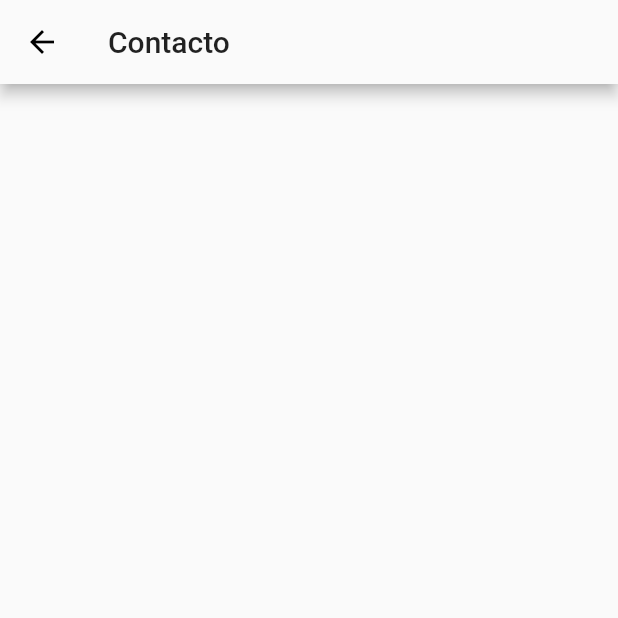
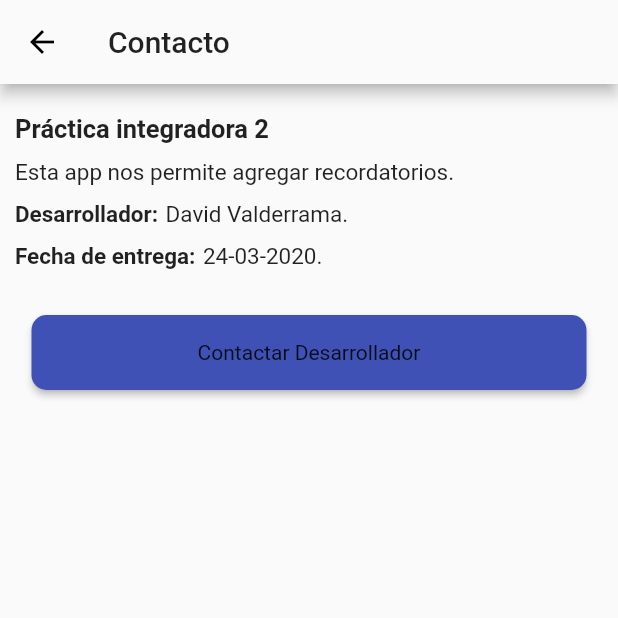
Before and after one commit to davidsvalderrama/PracticaIntegradora2, a Flutter app: the About screen opened directly, on a phone screen of 412 x 824 dp, the top half of it. Run offline on Flutter 3.47's test engine with Material 2 defaults, Android fonts, the phone set to English and light mode, and no system bars; our stand-ins replace bloc, cloud_firestore, equatable, firebase_auth, firebase_storage, flutter_bloc and 4 more; accounts and stored records are empty; generated files the repository leaves out were written again.

```diff
--- a/practica_dos/lib/acerca/about.dart
+++ b/practica_dos/lib/acerca/about.dart
@@ -1,4 +1,5 @@
 import 'package:flutter/material.dart';
+import 'package:practica_dos/contacto/contacto.dart';
 
 class About extends StatelessWidget {
   const About({Key key}) : super(key: key);
@@ -9,7 +10,110 @@ class About extends StatelessWidget {
       appBar: AppBar(
         title: Text("Contacto"),
       ),
-      body: Container(),
+      body: Column(
+        children: <Widget>[
+          Row(
+            mainAxisAlignment: MainAxisAlignment.start,
+            crossAxisAlignment: CrossAxisAlignment.start,
+            children: <Widget>[
+              Padding(
+                padding: const EdgeInsets.fromLTRB(10, 20, 0, 0),
+                child: Text(
+                  "Práctica integradora 2",
+                  style: TextStyle(
+                    fontSize: 17,
+                    fontWeight: FontWeight.bold,
+                  ),
+                ),
+              ),
+            ],
+          ),
+          Row(
+            mainAxisAlignment: MainAxisAlignment.start,
+            crossAxisAlignment: CrossAxisAlignment.start,
+            children: <Widget>[
+              Padding(
+                padding: const EdgeInsets.fromLTRB(10, 10, 0, 0),
+                child: Text(
+                  "Esta app nos permite agregar recordatorios.",
+                  style: TextStyle(
+                    fontSize: 15,
+                  ),
+                ),
+              ),
+            ],
+          ),
+          Row(
+            mainAxisAlignment: MainAxisAlignment.start,
+            crossAxisAlignment: CrossAxisAlignment.start,
+            children: <Widget>[
+              Padding(
+                padding: const EdgeInsets.fromLTRB(10, 10, 0, 0),
+                child: Text(
+                  "Desarrollador:",
+                  style: TextStyle(
+                    fontSize: 15,
+                    fontWeight: FontWeight.bold,
+                  ),
+                ),
+              ),
+              Padding(
+                padding: const EdgeInsets.fromLTRB(5, 10, 0, 0),
+                child: Text(
+                  "David Valderrama.",
+                  style: TextStyle(
+                    fontSize: 15,
+                  ),
+                ),
+              ),
+            ],
+          ),
+          Row(
+            mainAxisAlignment: MainAxisAlignment.start,
+            crossAxisAlignment: CrossAxisAlignment.start,
+            children: <Widget>[
+              Padding(
+                padding: const EdgeInsets.fromLTRB(10, 10, 0, 0),
+                child: Text(
+                  "Fecha de entrega:",
+                  style: TextStyle(
+                    fontSize: 15,
+                    fontWeight: FontWeight.bold,
+                  ),
+                ),
+              ),
+              Padding(
+                padding: const EdgeInsets.fromLTRB(5, 10, 0, 0),
+                child: Text(
+                  "24-03-2020.",
+                  style: TextStyle(
+                    fontSize: 15,
+                  ),
+                ),
+              ),
+            ],
+          ),
+          Padding(
+            padding: const EdgeInsets.fromLTRB(0, 30, 0, 0),
+            child: MaterialButton(
+              child: Text(
+                "Contactar Desarrollador",
+                style: Theme.of(context).textTheme.body1,
+              ),
+              color: Theme.of(context).accentColor,
+              onPressed: () {
+                Navigator.of(context).push(MaterialPageRoute(builder: (context) {
+                          return MyApp();
+                        }));
+              },
+              height: 50,
+              minWidth: 370,
+              shape: RoundedRectangleBorder(
+                  borderRadius: new BorderRadius.circular(10)),
+            ),
+          ),
+        ],
+      ),
     );
   }
 }
--- a/practica_dos/lib/apuntes/add_apunte/add_apunte.dart
+++ b/practica_dos/lib/apuntes/add_apunte/add_apunte.dart
@@ -52,11 +52,6 @@ class _AddApunteState extends State<AddApunte> {
           },
           child: BlocBuilder<BlocApunteBloc, BlocApunteState>(
             builder: (context, state) {
-              if (state is BlocApunteInitial) {
-                return Center(
-                  child: CircularProgressIndicator(),
-                );
-              }
               if (state is EscogerImagen) {
                 _choosenImage = state.imgtmp;
               }
--- a/practica_dos/pubspec.yaml
+++ b/practica_dos/pubspec.yaml
@@ -32,6 +32,7 @@ dependencies:
   firebase_core: ^0.4.4+2
   firebase_storage: ^3.1.3
   cloud_firestore: ^0.13.4+1
+  url_launcher: 4.1.0
 
 dev_dependencies:
   flutter_test:
```
Also changed, not shown: practica_dos/lib/apuntes/apuntes_detail.dart (added, +97 -0 lines), practica_dos/lib/apuntes/item_apuntes.dart (+78 -4 lines), practica_dos/lib/contacto/contacto.dart (added, +107 -0 lines), practica_dos/pubspec.lock.
